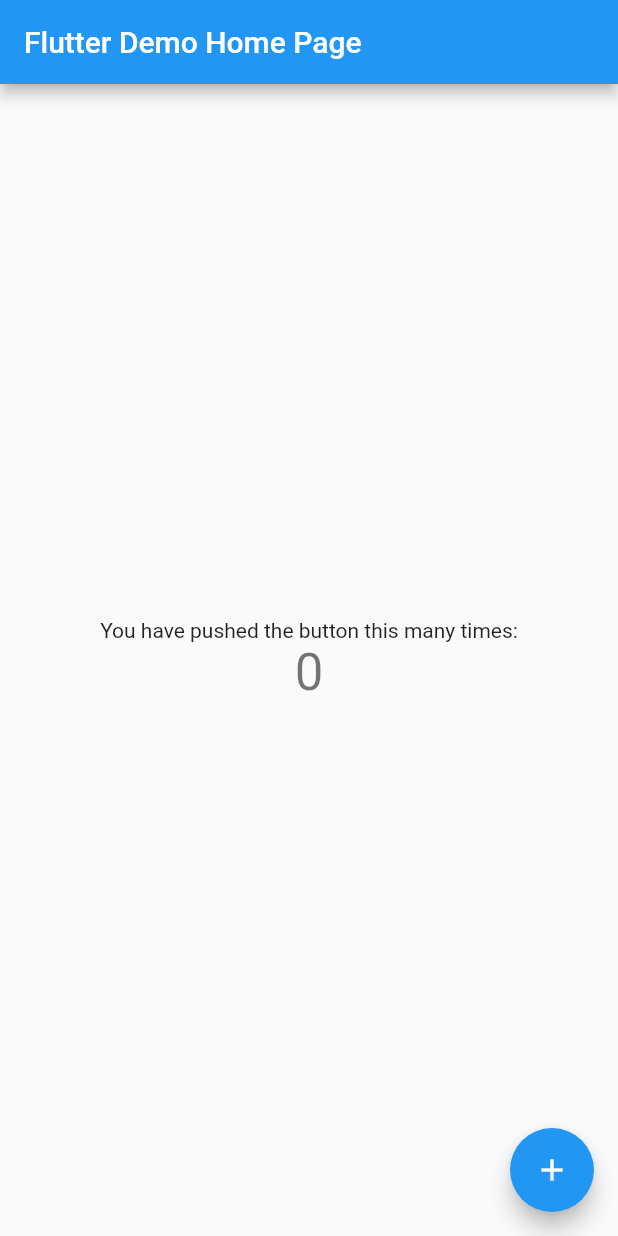
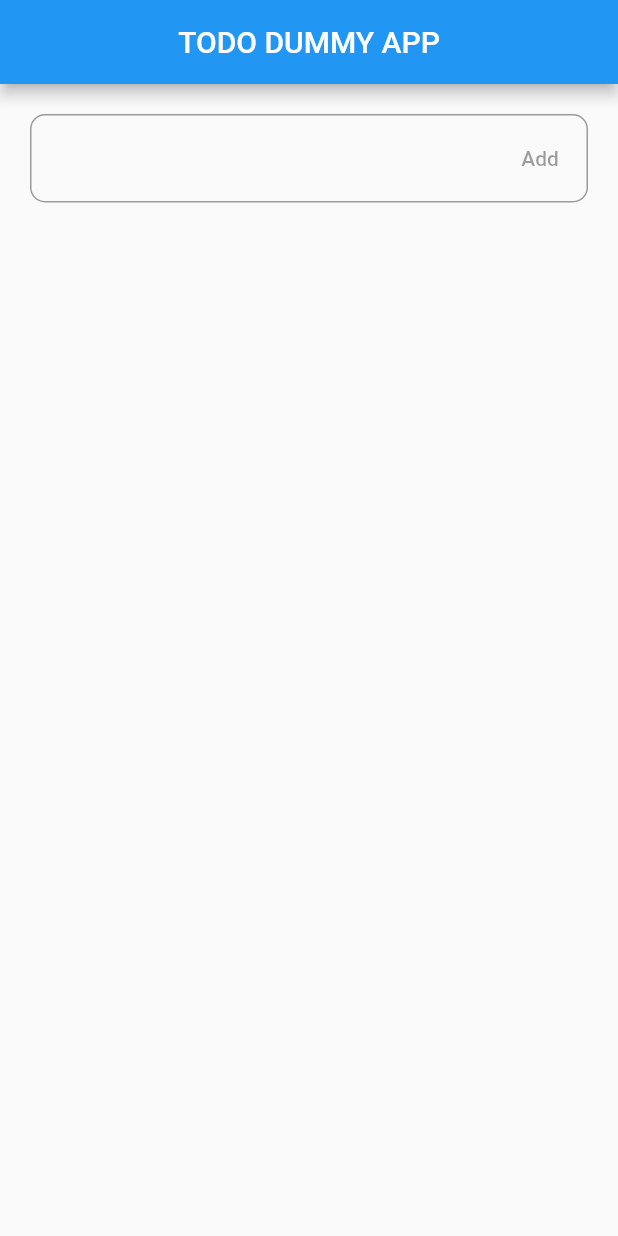
Before and after one commit to hasan661/rx_dart_bloc, a Flutter app: the screen it shows after launch, on a phone screen of 412 x 824 dp. Run offline on Flutter 3.47's test engine with Material 2 defaults, Android fonts, the phone set to English and light mode, and no system bars; our stand-ins replace rxdart.

Commit message:
Completed TODO App

```diff
--- /dev/null
+++ b/lib/home_bloc.dart
@@ -0,0 +1,35 @@
+import 'dart:async';
+import 'package:rxdart/rxdart.dart';
+
+class HomeBloc {
+  final _dataSubject = BehaviorSubject<List<String>>();
+
+  final _buttonEnabled = BehaviorSubject<bool>.seeded(false);
+
+  Stream<List<String>> get dataStream => _dataSubject.stream;
+  Stream<bool> get buttonStream => _buttonEnabled.stream;
+
+
+  void buttonEnabled(String item){
+    _buttonEnabled.add(item==""?false:true);
+  }
+
+
+  void fetchData() {
+    _dataSubject.add([]);
+  }
+
+  void addData(String newItem) {
+    _dataSubject.add([..._dataSubject.value, newItem]);
+  }
+
+  void removeData(int indexToBeRemoved) {
+    List<String> currentList = _dataSubject.value;
+    currentList.removeAt(indexToBeRemoved);
+    _dataSubject.add(currentList);
+  }
+
+  void dispose() {
+    _dataSubject.close();
+  }
+}
--- a/lib/main.dart
+++ b/lib/main.dart
@@ -1,4 +1,5 @@
 import 'package:flutter/material.dart';
+import 'package:rx_dart_bloc/todo_list.dart';
 
 void main() {
   runApp(const MyApp());
@@ -7,61 +8,14 @@
 class MyApp extends StatelessWidget {
   const MyApp({super.key});
 
-  // This widget is the root of your application.
   @override
   Widget build(BuildContext context) {
     return MaterialApp(
-      title: 'Flutter Demo',
+      title: 'My App',
       theme: ThemeData(
         primarySwatch: Colors.blue,
       ),
-      home: const MyHomePage(title: 'Flutter Demo Home Page'),
+      home: const TodoList(),
     );
   }
 }
-
-class MyHomePage extends StatefulWidget {
-  const MyHomePage({super.key, required this.title});
-  final String title;
-
-  @override
-  State<MyHomePage> createState() => _MyHomePageState();
-}
-
-class _MyHomePageState extends State<MyHomePage> {
-  int _counter = 0;
-
-  void _incrementCounter() {
-    setState(() {
-      _counter++;
-    });
-  }
-
-  @override
-  Widget build(BuildContext context) {
-    return Scaffold(
-      appBar: AppBar(
-        title: Text(widget.title),
-      ),
-      body: Center(
-        child: Column(
-          mainAxisAlignment: MainAxisAlignment.center,
-          children: <Widget>[
-            const Text(
-              'You have pushed the button this many times:',
-            ),
-            Text(
-              '$_counter',
-              style: Theme.of(context).textTheme.headlineMedium,
-            ),
-          ],
-        ),
-      ),
-      floatingActionButton: FloatingActionButton(
-        onPressed: _incrementCounter,
-        tooltip: 'Increment',
-        child: const Icon(Icons.add),
-      ),
-    );
-  }
-}
--- /dev/null
+++ b/lib/todo_list.dart
@@ -0,0 +1,117 @@
+import 'package:flutter/material.dart';
+import 'home_bloc.dart';
+
+class TodoList extends StatefulWidget {
+  const TodoList({super.key});
+
+  @override
+  TodoListState createState() => TodoListState();
+}
+
+class TodoListState extends State<TodoList> {
+  final _bloc = HomeBloc();
+
+  final TextEditingController todoItem = TextEditingController();
+
+  @override
+  void initState() {
+    super.initState();
+    _bloc.fetchData();
+  }
+
+  @override
+  Widget build(BuildContext context) {
+    return Scaffold(
+      appBar: AppBar(
+        title: const Text("TODO DUMMY APP"),
+        centerTitle: true,
+      ),
+      body: StreamBuilder<List<String>>(
+        stream: _bloc.dataStream,
+        builder: (context, snapshot) {
+          if (snapshot.hasData) {
+            return Column(
+              crossAxisAlignment: CrossAxisAlignment.start,
+              children: [
+                Padding(
+                  padding: const EdgeInsets.only(
+                    top: 20,
+                    left: 20,
+                    right: 20,
+                  ),
+                  child: TextFormField(
+                    onChanged: (value) {
+                      _bloc.buttonEnabled(
+                        todoItem.text,
+                      );
+                    },
+                    controller: todoItem,
+                    decoration: InputDecoration(
+                        errorMaxLines: 2,
+                        border: OutlineInputBorder(
+                          borderRadius: BorderRadius.circular(10),
+                        ),
+                        suffixIcon: StreamBuilder<bool>(
+                          stream: _bloc.buttonStream,
+                          builder: (context, snapshot) {
+                            return TextButton(
+                              onPressed: todoItem.text.isNotEmpty
+                                  ? () {
+                                      _bloc.addData(todoItem.text);
+                                      todoItem.clear();
+                                    }
+                                  : null,
+                              child: const Text("Add"),
+                            );
+                          },
+                        )),
+                  ),
+                ),
+                Expanded(
+                  child: ListView.builder(
+                    padding: const EdgeInsets.only(left: 10, right: 10),
+                    itemCount: snapshot.data?.length,
+                    itemBuilder: (context, index) {
+                      return Row(
+                        children: [
+                          Expanded(
+                            child: ListTile(
+                              title: Text(
+                                  snapshot.data?[index] ?? "No data available"),
+                            ),
+                          ),
+                          IconButton(
+                              onPressed: () {
+                                _bloc.removeData(index);
+                              },
+                              icon: const Icon(
+                                Icons.delete,
+                                color: Colors.red,
+                              ))
+                        ],
+                      );
+                    },
+                  ),
+                ),
+              ],
+            );
+          } else if (snapshot.hasError) {
+            return Center(
+              child: Text("An error occurred: ${snapshot.error}"),
+            );
+          } else {
+            return const Center(
+              child: CircularProgressIndicator(),
+            );
+          }
+        },
+      ),
+    );
+  }
+
+  @override
+  void dispose() {
+    _bloc.dispose();
+    super.dispose();
+  }
+}
--- a/pubspec.yaml
+++ b/pubspec.yaml
@@ -46,6 +46,8 @@
   # package. See that file for information about deactivating specific lint
   # rules and activating additional ones.
   flutter_lints: ^2.0.0
+  flutter_bloc: ^8.1.3
+  rxdart: ^0.27.7
 
 # For information on the generic Dart part of this file, see the
 # following page: https://dart.dev/tools/pub/pubspec
```
Also changed, not shown: pubspec.lock.
